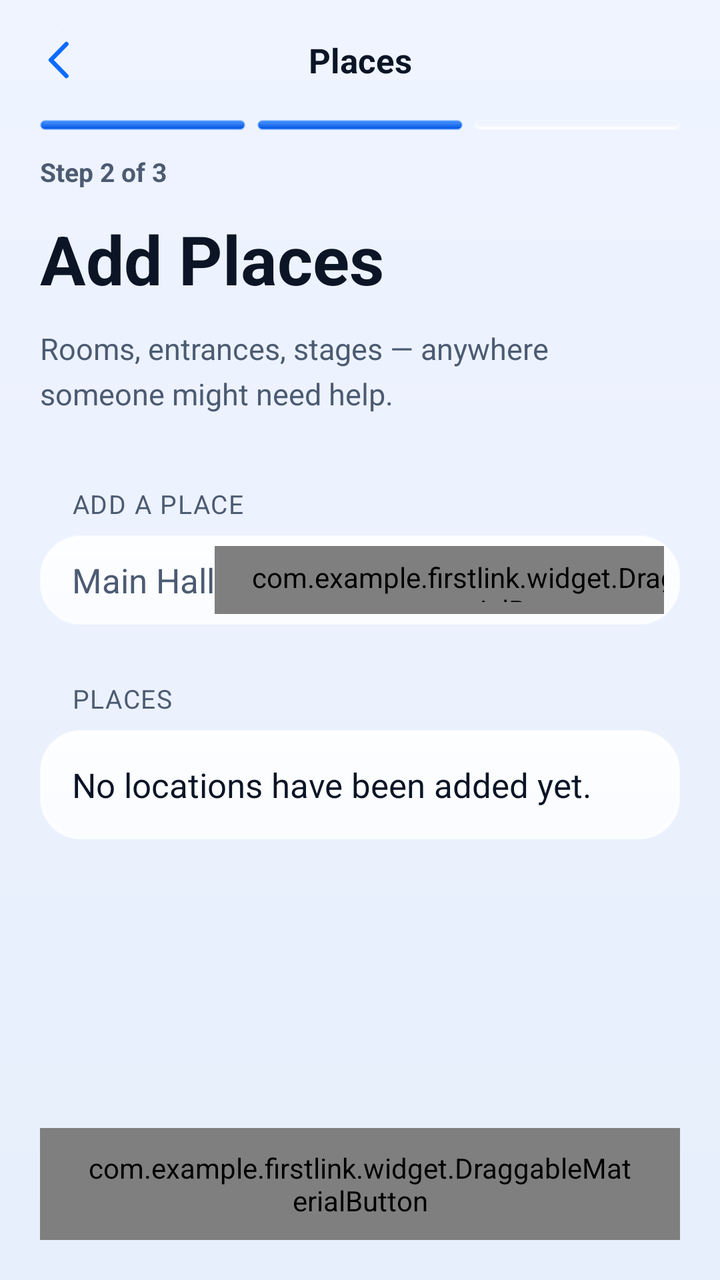
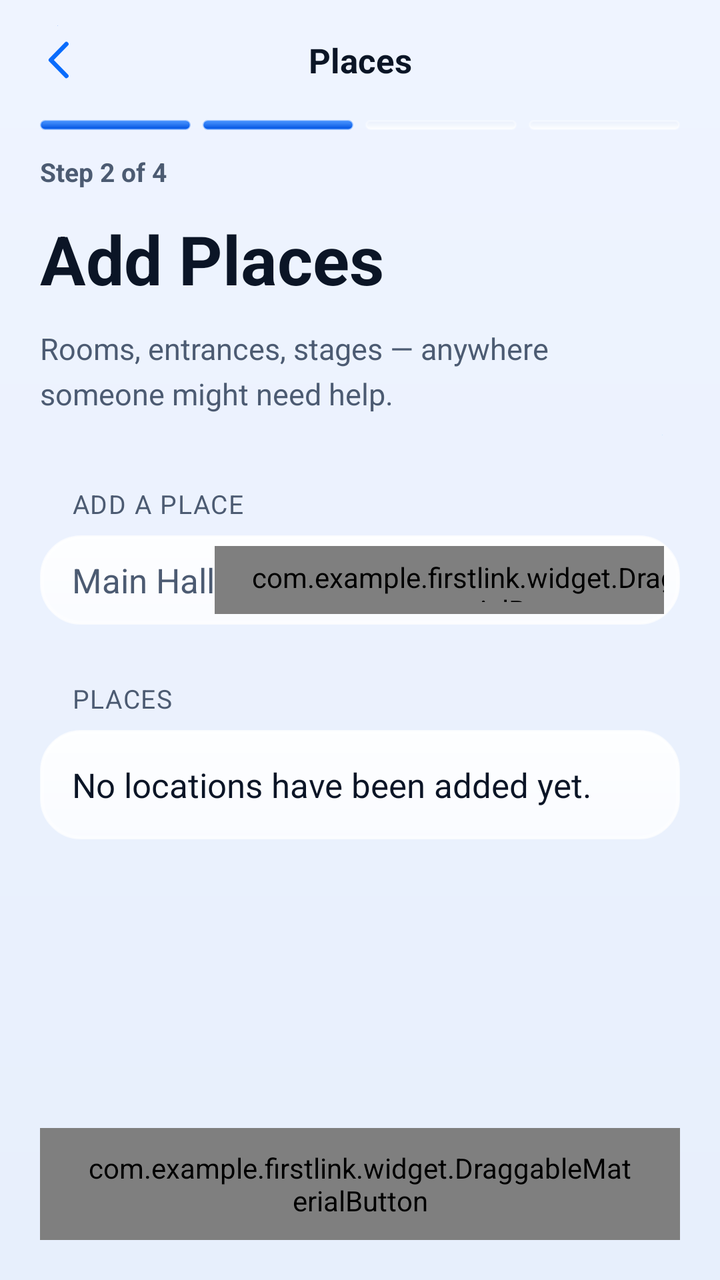

Two renders of the same Android screen: before a commit and after it. Below are the layout's source before the change and the commit's diff.
<!-- AndroidManifest.xml: application theme Theme.FirstLink -->
<!-- res/layout/add_places_admin.xml -->
<?xml version="1.0" encoding="utf-8"?>
<LinearLayout xmlns:android="http://schemas.android.com/apk/res/android"
    xmlns:app="http://schemas.android.com/apk/res-auto"
    android:id="@+id/add_places_admin"
    android:fitsSystemWindows="true"
    android:layout_width="match_parent"
    android:layout_height="match_parent"
    android:background="@drawable/bg_page_glass"
    android:orientation="vertical">

    
    <FrameLayout
        android:layout_width="match_parent"
        android:layout_height="44dp"
        android:layout_marginTop="8dp">

        <TextView
            android:layout_width="match_parent"
            android:layout_height="match_parent"
            android:gravity="center"
            android:text="Places"
            android:textColor="@color/text_primary"
            android:textSize="17sp"
            android:textStyle="bold" />

        <ImageButton
            android:id="@+id/back_button"
            android:layout_width="44dp"
            android:layout_height="44dp"
            android:layout_gravity="start|center_vertical"
            android:layout_marginStart="8dp"
            android:background="?attr/selectableItemBackgroundBorderless"
            android:contentDescription="Back"
            android:padding="10dp"
            android:scaleType="fitCenter"
            android:src="@drawable/ic_back"
            android:tint="@color/brand_primary" />
    </FrameLayout>

    <ScrollView
        android:layout_width="match_parent"
        android:layout_height="0dp"
        android:layout_weight="1"
        android:clipToPadding="false"
        android:fillViewport="true"
        android:paddingBottom="8dp"
        android:scrollbars="none">

        <LinearLayout
            android:layout_width="match_parent"
            android:layout_height="wrap_content"
            android:orientation="vertical">

            
            <LinearLayout
                android:layout_width="match_parent"
                android:layout_height="wrap_content"
                android:layout_marginStart="20dp"
                android:layout_marginTop="8dp"
                android:layout_marginEnd="20dp"
                android:orientation="horizontal">

                <View
                    android:layout_width="0dp"
                    android:layout_height="5dp"
                    android:layout_weight="1"
                    android:background="@drawable/bg_ios_progress_on" />

                <View
                    android:layout_width="0dp"
                    android:layout_height="5dp"
                    android:layout_marginStart="6dp"
                    android:layout_weight="1"
                    android:background="@drawable/bg_ios_progress_on" />

                <View
                    android:layout_width="0dp"
                    android:layout_height="5dp"
                    android:layout_marginStart="6dp"
                    android:layout_weight="1"
                    android:background="@drawable/bg_ios_progress_off" />
            </LinearLayout>

            <TextView
                android:layout_width="match_parent"
                android:layout_height="wrap_content"
                android:layout_marginStart="20dp"
                android:layout_marginTop="12dp"
                android:layout_marginEnd="20dp"
                android:text="Step 2 of 3"
                android:textColor="@color/text_secondary"
                android:textSize="13sp"
                android:textStyle="bold" />

            <TextView
                android:layout_width="match_parent"
                android:layout_height="wrap_content"
                android:layout_marginStart="20dp"
                android:layout_marginTop="12dp"
                android:layout_marginEnd="20dp"
                android:text="Add Places"
                android:textColor="@color/text_primary"
                android:textSize="34sp"
                android:textStyle="bold" />

            <TextView
                android:layout_width="match_parent"
                android:layout_height="wrap_content"
                android:layout_marginStart="20dp"
                android:layout_marginTop="12dp"
                android:layout_marginEnd="20dp"
                android:layout_marginBottom="16dp"
                android:lineSpacingMultiplier="1.25"
                android:text="Rooms, entrances, stages — anywhere someone might need help."
                android:textColor="@color/text_secondary"
                android:textSize="15sp" />

            
            <TextView
                android:layout_width="match_parent"
                android:layout_height="wrap_content"
                android:layout_marginStart="36dp"
                android:layout_marginTop="20dp"
                android:layout_marginEnd="36dp"
                android:layout_marginBottom="7dp"
                android:letterSpacing="0.04"
                android:text="ADD A PLACE"
                android:textAllCaps="true"
                android:textColor="@color/text_secondary"
                android:textSize="13sp" />

            <LinearLayout
                android:layout_width="match_parent"
                android:layout_height="wrap_content"
                android:layout_marginStart="20dp"
                android:layout_marginEnd="20dp"
                android:background="@drawable/bg_ios_group"
                android:gravity="center_vertical"
                android:minHeight="44dp"
                android:orientation="horizontal"
                android:paddingStart="16dp"
                android:paddingEnd="8dp">

                <TextView
                    android:id="@+id/add_place_hint"
                    android:layout_width="0dp"
                    android:layout_height="wrap_content"
                    android:layout_weight="1"
                    android:paddingTop="11dp"
                    android:paddingBottom="11dp"
                    android:text="Main Hall"
                    android:textColor="@color/text_secondary"
                    android:textSize="17sp" />

                <com.example.firstlink.widget.DraggableMaterialButton
                    android:id="@+id/add_place_button"
                    style="@style/Widget.FirstLink.Button.Outlined"
                    android:layout_width="wrap_content"
                    android:layout_height="34dp"
                    android:insetTop="0dp"
                    android:insetBottom="0dp"
                    android:minWidth="0dp"
                    android:minHeight="0dp"
                    android:paddingStart="16dp"
                    android:paddingEnd="16dp"
                    android:stateListAnimator="@null"
                    android:text="Add"
                    android:textColor="@color/brand_primary"
                    android:textSize="15sp"
                    android:elevation="0dp"
                    app:backgroundTint="@color/card_surface"
                    app:cornerRadius="17dp"
                    app:elevation="0dp"
                    app:strokeColor="@color/border_light"
                    app:strokeWidth="1dp" />
            </LinearLayout>

            
            <TextView
                android:layout_width="match_parent"
                android:layout_height="wrap_content"
                android:layout_marginStart="36dp"
                android:layout_marginTop="28dp"
                android:layout_marginEnd="36dp"
                android:layout_marginBottom="7dp"
                android:letterSpacing="0.04"
                android:text="PLACES"
                android:textAllCaps="true"
                android:textColor="@color/text_secondary"
                android:textSize="13sp" />

            <TextView
                android:id="@+id/empty_places_text"
                android:layout_width="match_parent"
                android:layout_height="wrap_content"
                android:layout_marginStart="20dp"
                android:layout_marginEnd="20dp"
                android:background="@drawable/bg_ios_group"
                android:gravity="center_vertical"
                android:lineSpacingMultiplier="1.35"
                android:minHeight="44dp"
                android:padding="16dp"
                android:text="No locations have been added yet."
                android:textColor="@color/text_primary"
                android:textSize="17sp" />
        </LinearLayout>
    </ScrollView>

    
    <LinearLayout
        android:layout_width="match_parent"
        android:layout_height="wrap_content"
        android:orientation="vertical"
        android:paddingStart="20dp"
        android:paddingEnd="20dp"
        android:paddingBottom="20dp">

        <com.example.firstlink.widget.DraggableMaterialButton
            android:id="@+id/continue_button"
            style="@style/Widget.FirstLink.Button.Primary"
            android:layout_width="match_parent"
            android:layout_height="56dp"
            android:insetTop="0dp"
            android:insetBottom="0dp"
            android:stateListAnimator="@null"
            android:text="Continue"
            android:textColor="@color/white"
            android:textSize="17sp"
            android:textStyle="bold"
            android:elevation="0dp"
            app:backgroundTint="@color/brand_primary"
            app:cornerRadius="28dp"
            app:elevation="0dp"
            app:icon="@drawable/ic_sf_arrow_right"
            app:iconGravity="textStart"
            app:iconPadding="8dp"
            app:iconSize="20dp"
            app:iconTint="@color/white"
            app:strokeWidth="0dp" />
    </LinearLayout>
</LinearLayout>
<!-- resources referenced by this layout -->
<resources>
  <color name="border_light">#26355C8C</color>
  <color name="brand_primary">#0A6CFC</color>
  <color name="card_surface">#CCFFFFFF</color>
  <color name="text_primary">#0B1526</color>
  <color name="text_secondary">#4C5B72</color>
  <color name="white">#FFFFFFFF</color>
  <!-- drawable bg_ios_progress_off (drawable) -->
  <?xml version="1.0" encoding="utf-8"?>
  <shape xmlns:android="http://schemas.android.com/apk/res/android" android:shape="rectangle">
      <corners android:radius="100dp" />
      <gradient android:angle="270" android:endColor="@color/glass_well_bottom" android:startColor="@color/glass_well_top" android:type="linear" />
      <stroke android:width="1dp" android:color="@color/glass_rim_inner" />
  </shape>
  <style name="Theme.FirstLink" parent="Base.Theme.FirstLink" />
  <color name="glass_sheen_bottom">#B8FFFFFF</color>
  <color name="glass_sheen_top">#E6FFFFFF</color>
  <color name="glass_rim">#B3FFFFFF</color>
  <color name="glass_rim_inner">#59FFFFFF</color>
  <color name="glass_well_bottom">#CCFFFFFF</color>
  <color name="glass_well_top">#66E2EAF7</color>
  <color name="brand_primary_dark">#0052E0</color>
  <color name="brand_primary_light">#4D97FF</color>
  <color name="brand_border_soft">#590A6CFC</color>
  <color name="page_bottom">#E7EFFC</color>
  <color name="page_top">#EFF4FF</color>
  <color name="bloom_brand_clear">#000A6CFC</color>
  <color name="bloom_brand">#4D0A6CFC</color>
  <color name="bloom_sky_clear">#0000A3FF</color>
  <color name="bloom_sky">#4700A3FF</color>
  <color name="bloom_white_clear">#00FFFFFF</color>
  <color name="bloom_white">#B3FFFFFF</color>
  <style name="Widget.FirstLink.Button" parent="Widget.Material3.Button">
          <item name="android:stateListAnimator">@animator/button_press_feedback</item>
          <item name="android:textAllCaps">false</item>
          <item name="android:letterSpacing">0</item>
          <item name="shapeAppearanceOverlay">@style/ShapeAppearance.FirstLink.Pill</item>
          <item name="strokeWidth">0dp</item>
      </style>
  <color name="glass_fill">#A6FFFFFF</color>
  <color name="glass_border_strong">#59839FC4</color>
  <color name="glass_ripple">#3D0A6CFC</color>
  <color name="brand_glow">#0A6CFC</color>
  <style name="ShapeAppearance.FirstLink.Pill" parent="">
          <item name="cornerFamily">rounded</item>
          <item name="cornerSize">50%</item>
      </style>
  <color name="brand_primary_container">#240A6CFC</color>
  <color name="brand_on_primary_container">#0B47B0</color>
  <color name="danger">#D70015</color>
  <color name="surface">#EFF4FF</color>
  <style name="ShapeAppearance.FirstLink.Small" parent="ShapeAppearance.Material3.SmallComponent">
          <item name="cornerSize">18dp</item>
      </style>
  <style name="ShapeAppearance.FirstLink.Medium" parent="ShapeAppearance.Material3.MediumComponent">
          <item name="cornerSize">24dp</item>
      </style>
  <style name="ShapeAppearance.FirstLink.Large" parent="ShapeAppearance.Material3.LargeComponent">
          <item name="cornerSize">30dp</item>
      </style>
  <style name="WindowAnimation.FirstLink" parent="@android:style/Animation.Activity">
          <item name="android:activityOpenEnterAnimation">@anim/activity_open_enter</item>
          <item name="android:activityOpenExitAnimation">@anim/activity_open_exit</item>
          <item name="android:activityCloseEnterAnimation">@anim/activity_close_enter</item>
          <item name="android:activityCloseExitAnimation">@anim/activity_close_exit</item>
      </style>
  <color name="dialog_glass_surface">#F0F7FAFF</color>
  <color name="text_body">#33425A</color>
  <!-- unchanged entries left out for length: 11 -->
</resources>

<!-- the commit's change to res/layout/add_places_admin.xml (unified diff, before → after) -->
@@ -79,6 +79,13 @@
                     android:layout_marginStart="6dp"
                     android:layout_weight="1"
                     android:background="@drawable/bg_ios_progress_off" />
+
+                <View
+                    android:layout_width="0dp"
+                    android:layout_height="5dp"
+                    android:layout_marginStart="6dp"
+                    android:layout_weight="1"
+                    android:background="@drawable/bg_ios_progress_off" />
             </LinearLayout>
 
             <TextView
@@ -87,7 +94,7 @@
                 android:layout_marginStart="20dp"
                 android:layout_marginTop="12dp"
                 android:layout_marginEnd="20dp"
-                android:text="Step 2 of 3"
+                android:text="Step 2 of 4"
                 android:textColor="@color/text_secondary"
                 android:textSize="13sp"
                 android:textStyle="bold" />
